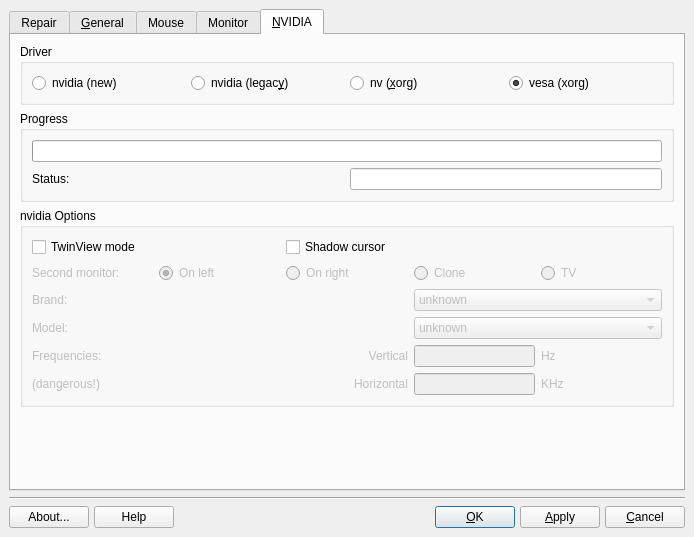
Above: meconfig.ui from MEPIS-Community/MEPIS-Xconfig before the change. Below: the same form after it.
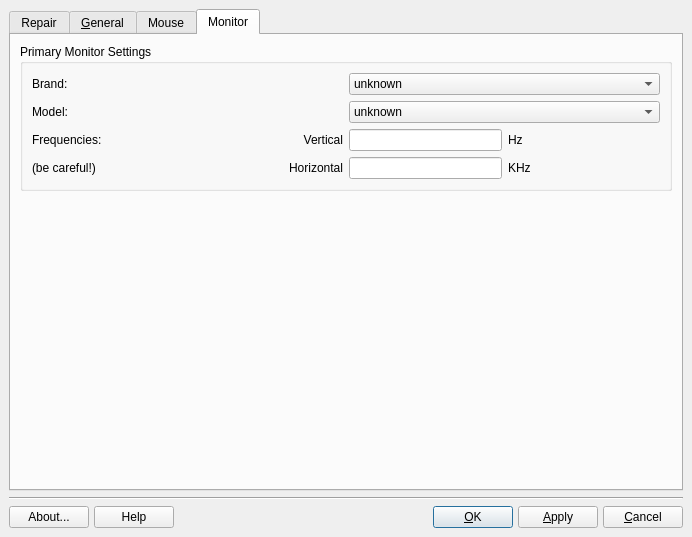
That is the form after the change. Icons and pictures are not drawn.

Commit message: Successfully removed nVidia tab from code: mconfig.cpp, mconfig.h and meconfig.ui

Patch:
```diff
--- a/meconfig.ui
+++ b/meconfig.ui
@@ -6,7 +6,7 @@
    <rect>
     <x>0</x>
     <y>0</y>
-    <width>694</width>
+    <width>692</width>
     <height>537</height>
    </rect>
   </property>
@@ -44,7 +44,7 @@
       </sizepolicy>
      </property>
      <property name="currentIndex">
-      <number>4</number>
+      <number>3</number>
      </property>
      <widget class="QWidget" name="repairTabPage">
       <attribute name="icon">
@@ -1096,1011 +1096,6 @@
        </item>
       </layout>
      </widget>
-     <widget class="QWidget" name="nvTabPage">
-      <attribute name="icon">
-       <iconset>
-        <normaloff>../../../../../../share/icons/nuvola_platin_me/16x16/apps/kdetv.png</normaloff>../../../../../../share/icons/nuvola_platin_me/16x16/apps/kdetv.png</iconset>
-      </attribute>
-      <attribute name="title">
-       <string>&amp;NVIDIA</string>
-      </attribute>
-      <attribute name="toolTip">
-       <string>NVIDIA only configs</string>
-      </attribute>
-      <layout class="QVBoxLayout">
-       <property name="spacing">
-        <number>6</number>
-       </property>
-       <property name="margin">
-        <number>9</number>
-       </property>
-       <item>
-        <widget class="QGroupBox" name="nvDriverGroupBox">
-         <property name="sizePolicy">
-          <sizepolicy hsizetype="MinimumExpanding" vsizetype="Minimum">
-           <horstretch>0</horstretch>
-           <verstretch>0</verstretch>
-          </sizepolicy>
-         </property>
-         <property name="title">
-          <string>Driver</string>
-         </property>
-         <layout class="QGridLayout">
-          <property name="margin">
-           <number>9</number>
-          </property>
-          <property name="spacing">
-           <number>6</number>
-          </property>
-          <item row="0" column="3">
-           <widget class="QRadioButton" name="nvVesaButton">
-            <property name="sizePolicy">
-             <sizepolicy hsizetype="MinimumExpanding" vsizetype="Minimum">
-              <horstretch>0</horstretch>
-              <verstretch>0</verstretch>
-             </sizepolicy>
-            </property>
-            <property name="toolTip">
-             <string>Select the xorg vesa driver</string>
-            </property>
-            <property name="text">
-             <string>vesa (xorg)</string>
-            </property>
-            <property name="checked">
-             <bool>true</bool>
-            </property>
-           </widget>
-          </item>
-          <item row="0" column="2">
-           <widget class="QRadioButton" name="nvButton">
-            <property name="sizePolicy">
-             <sizepolicy hsizetype="MinimumExpanding" vsizetype="Minimum">
-              <horstretch>0</horstretch>
-              <verstretch>0</verstretch>
-             </sizepolicy>
-            </property>
-            <property name="toolTip">
-             <string>Select the xorg nv driver</string>
-            </property>
-            <property name="text">
-             <string>nv (&amp;xorg)</string>
-            </property>
-            <property name="shortcut">
-             <string>Alt+X</string>
-            </property>
-            <property name="checked">
-             <bool>false</bool>
-            </property>
-           </widget>
-          </item>
-          <item row="0" column="1">
-           <widget class="QRadioButton" name="legacyButton">
-            <property name="sizePolicy">
-             <sizepolicy hsizetype="MinimumExpanding" vsizetype="Minimum">
-              <horstretch>0</horstretch>
-              <verstretch>0</verstretch>
-             </sizepolicy>
-            </property>
-            <property name="toolTip">
-             <string>Select an older nvidia driver</string>
-            </property>
-            <property name="text">
-             <string>nvidia (legac&amp;y)</string>
-            </property>
-            <property name="shortcut">
-             <string>Alt+Y</string>
-            </property>
-           </widget>
-          </item>
-          <item row="0" column="0">
-           <widget class="QRadioButton" name="nvidiaButton">
-            <property name="sizePolicy">
-             <sizepolicy hsizetype="MinimumExpanding" vsizetype="Minimum">
-              <horstretch>0</horstretch>
-              <verstretch>0</verstretch>
-             </sizepolicy>
-            </property>
-            <property name="toolTip">
-             <string>Select the newer nvidia driver</string>
-            </property>
-            <property name="text">
-             <string>nvidia (new)</string>
-            </property>
-            <property name="shortcut">
-             <string/>
-            </property>
-           </widget>
-          </item>
-         </layout>
-        </widget>
-       </item>
-       <item>
-        <widget class="QGroupBox" name="nvProgGroupBox">
-         <property name="sizePolicy">
-          <sizepolicy hsizetype="MinimumExpanding" vsizetype="Minimum">
-           <horstretch>0</horstretch>
-           <verstretch>0</verstretch>
-          </sizepolicy>
-         </property>
-         <property name="title">
-          <string>Progress</string>
-         </property>
-         <layout class="QGridLayout">
-          <property name="margin">
-           <number>9</number>
-          </property>
-          <property name="spacing">
-           <number>6</number>
-          </property>
-          <item row="1" column="1">
-           <widget class="QLineEdit" name="nvStatusEdit">
-            <property name="sizePolicy">
-             <sizepolicy hsizetype="MinimumExpanding" vsizetype="Minimum">
-              <horstretch>0</horstretch>
-              <verstretch>0</verstretch>
-             </sizepolicy>
-            </property>
-            <property name="acceptDrops">
-             <bool>false</bool>
-            </property>
-            <property name="toolTip">
-             <string>Status of the changes</string>
-            </property>
-            <property name="readOnly">
-             <bool>true</bool>
-            </property>
-           </widget>
-          </item>
-          <item row="1" column="0">
-           <widget class="QLabel" name="nvStatusLabel">
-            <property name="sizePolicy">
-             <sizepolicy hsizetype="MinimumExpanding" vsizetype="Minimum">
-              <horstretch>0</horstretch>
-              <verstretch>0</verstretch>
-             </sizepolicy>
-            </property>
-            <property name="toolTip">
-             <string>Status of the changes</string>
-            </property>
-            <property name="text">
-             <string>Status:</string>
-            </property>
-            <property name="wordWrap">
-             <bool>false</bool>
-            </property>
-           </widget>
-          </item>
-          <item row="0" column="0" colspan="2">
-           <widget class="QProgressBar" name="nvProgressBar">
-            <property name="sizePolicy">
-             <sizepolicy hsizetype="MinimumExpanding" vsizetype="Minimum">
-              <horstretch>0</horstretch>
-              <verstretch>0</verstretch>
-             </sizepolicy>
-            </property>
-            <property name="value">
-             <number>0</number>
-            </property>
-            <property name="textVisible">
-             <bool>false</bool>
-            </property>
-            <property name="orientation">
-             <enum>Qt::Horizontal</enum>
-            </property>
-           </widget>
-          </item>
-         </layout>
-        </widget>
-       </item>
-       <item>
-        <widget class="QGroupBox" name="nvGroupBox">
-         <property name="enabled">
-          <bool>true</bool>
-         </property>
-         <property name="sizePolicy">
-          <sizepolicy hsizetype="MinimumExpanding" vsizetype="Minimum">
-           <horstretch>0</horstretch>
-           <verstretch>0</verstretch>
-          </sizepolicy>
-         </property>
-         <property name="title">
-          <string>nvidia Options</string>
-         </property>
-         <layout class="QGridLayout">
-          <property name="margin">
-           <number>9</number>
-          </property>
-          <property name="spacing">
-           <number>6</number>
-          </property>
-          <item row="1" column="0">
-           <widget class="QLabel" name="mon2Label">
-            <property name="enabled">
-             <bool>false</bool>
-            </property>
-            <property name="sizePolicy">
-             <sizepolicy hsizetype="MinimumExpanding" vsizetype="Minimum">
-              <horstretch>0</horstretch>
-              <verstretch>0</verstretch>
-             </sizepolicy>
-            </property>
-            <property name="toolTip">
-             <string>Location of second monitor</string>
-            </property>
-            <property name="text">
-             <string>Second monitor:</string>
-            </property>
-            <property name="wordWrap">
-             <bool>false</bool>
-            </property>
-           </widget>
-          </item>
-          <item row="1" column="1">
-           <widget class="QRadioButton" name="leftButton">
-            <property name="enabled">
-             <bool>false</bool>
-            </property>
-            <property name="sizePolicy">
-             <sizepolicy hsizetype="MinimumExpanding" vsizetype="Minimum">
-              <horstretch>0</horstretch>
-              <verstretch>0</verstretch>
-             </sizepolicy>
-            </property>
-            <property name="toolTip">
-             <string>2nd on left</string>
-            </property>
-            <property name="text">
-             <string>On left</string>
-            </property>
-            <property name="checked">
-             <bool>true</bool>
-            </property>
-           </widget>
-          </item>
-          <item row="1" column="2">
-           <widget class="QRadioButton" name="rightButton">
-            <property name="enabled">
-             <bool>false</bool>
-            </property>
-            <property name="sizePolicy">
-             <sizepolicy hsizetype="MinimumExpanding" vsizetype="Minimum">
-              <horstretch>0</horstretch>
-              <verstretch>0</verstretch>
-             </sizepolicy>
-            </property>
-            <property name="toolTip">
-             <string>2nd on right</string>
-            </property>
-            <property name="text">
-             <string>On right</string>
-            </property>
-           </widget>
-          </item>
-          <item row="0" column="2" colspan="3">
-           <widget class="QCheckBox" name="shadowCheck">
-            <property name="enabled">
-             <bool>true</bool>
-            </property>
-            <property name="sizePolicy">
-             <sizepolicy hsizetype="MinimumExpanding" vsizetype="Minimum">
-              <horstretch>0</horstretch>
-              <verstretch>0</verstretch>
-             </sizepolicy>
-            </property>
-            <property name="toolTip">
-             <string>Enable nvidia shadow cursor</string>
-            </property>
-            <property name="text">
-             <string>Shadow cursor</string>
-            </property>
-           </widget>
-          </item>
-          <item row="0" column="0" colspan="2">
-           <widget class="QCheckBox" name="twinviewCheck">
-            <property name="enabled">
-             <bool>true</bool>
-            </property>
-            <property name="sizePolicy">
-             <sizepolicy hsizetype="MinimumExpanding" vsizetype="Minimum">
-              <horstretch>0</horstretch>
-              <verstretch>0</verstretch>
-             </sizepolicy>
-            </property>
-            <property name="toolTip">
-             <string>Enable nvidia twinview mode</string>
-            </property>
-            <property name="text">
-             <string>TwinView mode</string>
-            </property>
-           </widget>
-          </item>
-          <item row="5" column="2">
-           <widget class="QLabel" name="horiz2Label">
-            <property name="enabled">
-             <bool>false</bool>
-            </property>
-            <property name="sizePolicy">
-             <sizepolicy hsizetype="MinimumExpanding" vsizetype="Minimum">
-              <horstretch>0</horstretch>
-              <verstretch>0</verstretch>
-             </sizepolicy>
-            </property>
-            <property name="toolTip">
-             <string>Horizontal frequency</string>
-            </property>
-            <property name="text">
-             <string>Horizontal</string>
-            </property>
-            <property name="alignment">
-             <set>Qt::AlignRight|Qt::AlignTrailing|Qt::AlignVCenter</set>
-            </property>
-            <property name="wordWrap">
-             <bool>false</bool>
-            </property>
-           </widget>
-          </item>
-          <item row="4" column="2">
-           <widget class="QLabel" name="vert2Label">
-            <property name="enabled">
-             <bool>false</bool>
-            </property>
-            <property name="sizePolicy">
-             <sizepolicy hsizetype="MinimumExpanding" vsizetype="Minimum">
-              <horstretch>0</horstretch>
-              <verstretch>0</verstretch>
-             </sizepolicy>
-            </property>
-            <property name="toolTip">
-             <string>Vertical frequency</string>
-            </property>
-            <property name="text">
-             <string>Vertical</string>
-            </property>
-            <property name="alignment">
-             <set>Qt::AlignRight|Qt::AlignTrailing|Qt::AlignVCenter</set>
-            </property>
-            <property name="wordWrap">
-             <bool>false</bool>
-            </property>
-           </widget>
-          </item>
-          <item row="5" column="4">
-           <widget class="QLabel" name="khz2Label">
-            <property name="enabled">
-             <bool>false</bool>
-            </property>
-            <property name="sizePolicy">
-             <sizepolicy hsizetype="MinimumExpanding" vsizetype="Minimum">
-              <horstretch>0</horstretch>
-              <verstretch>0</verstretch>
-             </sizepolicy>
-            </property>
-            <property name="toolTip">
-             <string>Horizontal frequency</string>
-            </property>
-            <property name="text">
-             <string>KHz</string>
-            </property>
-            <property name="wordWrap">
-             <bool>false</bool>
-            </property>
-           </widget>
-          </item>
-          <item row="4" column="4">
-           <widget class="QLabel" name="hz2Label">
-            <property name="enabled">
-             <bool>false</bool>
-            </property>
-            <property name="sizePolicy">
-             <sizepolicy hsizetype="MinimumExpanding" vsizetype="Minimum">
-              <horstretch>0</horstretch>
-              <verstretch>0</verstretch>
-             </sizepolicy>
-            </property>
-            <property name="toolTip">
-             <string>Vertical frequency</string>
-            </property>
-            <property name="text">
-             <string>Hz</string>
-            </property>
-            <property name="wordWrap">
-             <bool>false</bool>
-            </property>
-           </widget>
-          </item>
-          <item row="5" column="3">
-           <widget class="QLineEdit" name="horiz2Edit">
-            <property name="enabled">
-             <bool>false</bool>
-            </property>
-            <property name="sizePolicy">
-             <sizepolicy hsizetype="MinimumExpanding" vsizetype="Minimum">
-              <horstretch>0</horstretch>
-              <verstretch>0</verstretch>
-             </sizepolicy>
-            </property>
-            <property name="toolTip">
-             <string>Set the horizontal requency</string>
-            </property>
-            <property name="alignment">
-             <set>Qt::AlignRight</set>
-            </property>
-           </widget>
-          </item>
-          <item row="4" column="3">
-           <widget class="QLineEdit" name="vert2Edit">
-            <property name="enabled">
-             <bool>false</bool>
-            </property>
-            <property name="sizePolicy">
-             <sizepolicy hsizetype="MinimumExpanding" vsizetype="Minimum">
-              <horstretch>0</horstretch>
-              <verstretch>0</verstretch>
-             </sizepolicy>
-            </property>
-            <property name="toolTip">
-             <string>Set the vertical frequency</string>
-            </property>
-            <property name="alignment">
-             <set>Qt::AlignRight</set>
-            </property>
-           </widget>
-          </item>
-          <item row="5" column="0" colspan="2">
-           <widget class="QLabel" name="danger2Label">
-            <property name="enabled">
-             <bool>false</bool>
-            </property>
-            <property name="sizePolicy">
-             <sizepolicy hsizetype="MinimumExpanding" vsizetype="Minimum">
-              <horstretch>0</horstretch>
-              <verstretch>0</verstretch>
-             </sizepolicy>
-            </property>
-            <property name="font">
-             <font/>
-            </property>
-            <property name="toolTip">
-             <string>Wrong settings can damage the 2nd monitor</string>
-            </property>
-            <property name="text">
-             <string>(dangerous!)</string>
-            </property>
-            <property name="wordWrap">
-             <bool>false</bool>
-            </property>
-           </widget>
-          </item>
-          <item row="4" column="0" colspan="2">
-           <widget class="QLabel" name="freq2Label">
-            <property name="enabled">
-             <bool>false</bool>
-            </property>
-            <property name="sizePolicy">
-             <sizepolicy hsizetype="MinimumExpanding" vsizetype="Minimum">
-              <horstretch>0</horstretch>
-              <verstretch>0</verstretch>
-             </sizepolicy>
-            </property>
-            <property name="font">
-             <font/>
-            </property>
-            <property name="toolTip">
-             <string>2nd monitor frequencies</string>
-            </property>
-            <property name="text">
-             <string>Frequencies:</string>
-            </property>
-            <property name="wordWrap">
-             <bool>false</bool>
-            </property>
-           </widget>
-          </item>
-          <item row="3" column="3" colspan="2">
-           <widget class="QComboBox" name="model2Combo">
-            <property name="enabled">
-             <bool>false</bool>
-            </property>
-            <property name="sizePolicy">
-             <sizepolicy hsizetype="MinimumExpanding" vsizetype="Minimum">
-              <horstretch>0</horstretch>
-              <verstretch>0</verstretch>
-             </sizepolicy>
-            </property>
-            <property name="toolTip">
-             <string>Select model of 2nd monitor</string>
-            </property>
-            <item>
-             <property name="text">
-              <string>unknown</string>
-             </property>
-            </item>
-           </widget>
-          </item>
-          <item row="3" column="0" colspan="3">
-           <widget class="QLabel" name="model2Label">
-            <property name="enabled">
-             <bool>false</bool>
-            </property>
-            <property name="sizePolicy">
-             <sizepolicy hsizetype="MinimumExpanding" vsizetype="Minimum">
-              <horstretch>0</horstretch>
-              <verstretch>0</verstretch>
-             </sizepolicy>
-            </property>
-            <property name="font">
-             <font/>
-            </property>
-            <property name="toolTip">
-             <string>Model of 2nd monitor</string>
-            </property>
-            <property name="text">
-             <string>Model:</string>
-            </property>
-            <property name="wordWrap">
-             <bool>false</bool>
-            </property>
-           </widget>
-          </item>
-          <item row="2" column="3" colspan="2">
-           <widget class="QComboBox" name="brand2Combo">
-            <property name="enabled">
-             <bool>false</bool>
-            </property>
-            <property name="sizePolicy">
-             <sizepolicy hsizetype="MinimumExpanding" vsizetype="Minimum">
-              <horstretch>0</horstretch>
-              <verstretch>0</verstretch>
-             </sizepolicy>
-            </property>
-            <property name="toolTip">
-             <string>Select brand of 2nd monitor</string>
-            </property>
-            <item>
-             <property name="text">
-              <string>unknown</string>
-             </property>
-            </item>
-            <item>
-             <property name="text">
-              <string>Acer</string>
-             </property>
-            </item>
-            <item>
-             <property name="text">
-              <string>Action Systems</string>
-             </property>
-            </item>
-            <item>
-             <property name="text">
-              <string>ADI</string>
-             </property>
-            </item>
-            <item>
-             <property name="text">
-              <string>AOC</string>
-             </property>
-            </item>
-            <item>
-             <property name="text">
-              <string>AST</string>
-             </property>
-            </item>
-            <item>
-             <property name="text">
-              <string>AT&amp;T</string>
-             </property>
-            </item>
-            <item>
-             <property name="text">
-              <string>Compal</string>
-             </property>
-            </item>
-            <item>
-             <property name="text">
-              <string>Compaq</string>
-             </property>
-            </item>
-            <item>
-             <property name="text">
-              <string>Conrac</string>
-             </property>
-            </item>
-            <item>
-             <property name="text">
-              <string>Cordata</string>
-             </property>
-            </item>
-            <item>
-             <property name="text">
-              <string>Cornerstone</string>
-             </property>
-            </item>
-            <item>
-             <property name="text">
-              <string>CTX</string>
-             </property>
-            </item>
-            <item>
-             <property name="text">
-              <string>Daewoo</string>
-             </property>
-            </item>
-            <item>
-             <property name="text">
-              <string>Daytek</string>
-             </property>
-            </item>
-            <item>
-             <property name="text">
-              <string>Dell</string>
-             </property>
-            </item>
-            <item>
-             <property name="text">
-              <string>Delta</string>
-             </property>
-            </item>
-            <item>
-             <property name="text">
-              <string>Digital</string>
-             </property>
-            </item>
-            <item>
-             <property name="text">
-              <string>Eizo</string>
-             </property>
-            </item>
-            <item>
-             <property name="text">
-              <string>Elitegroup</string>
-             </property>
-            </item>
-            <item>
-             <property name="text">
-              <string>Epson</string>
-             </property>
-            </item>
-            <item>
-             <property name="text">
-              <string>Fujitsu</string>
-             </property>
-            </item>
-            <item>
-             <property name="text">
-              <string>Gateway</string>
-             </property>
-            </item>
-            <item>
-             <property name="text">
-              <string>Generic LCD</string>
-             </property>
-            </item>
-            <item>
-             <property name="text">
-              <string>Generic CRT</string>
-             </property>
-            </item>
-            <item>
-             <property name="text">
-              <string>Goldstar</string>
-             </property>
-            </item>
-            <item>
-             <property name="text">
-              <string>GoldStar</string>
-             </property>
-            </item>
-            <item>
-             <property name="text">
-              <string>Hansol Electronics</string>
-             </property>
-            </item>
-            <item>
-             <property name="text">
-              <string>Hewlett-Packard</string>
-             </property>
-            </item>
-            <item>
-             <property name="text">
-              <string>Hitachi</string>
-             </property>
-            </item>
-            <item>
-             <property name="text">
-              <string>Hyundai</string>
-             </property>
-            </item>
-            <item>
-             <property name="text">
-              <string>IBM</string>
-             </property>
-            </item>
-            <item>
-             <property name="text">
-              <string>ICL</string>
-             </property>
-            </item>
-            <item>
-             <property name="text">
-              <string>Iiyama</string>
-             </property>
-            </item>
-            <item>
-             <property name="text">
-              <string>Ikegami</string>
-             </property>
-            </item>
-            <item>
-             <property name="text">
-              <string>Impression</string>
-             </property>
-            </item>
-            <item>
-             <property name="text">
-              <string>KFC</string>
-             </property>
-            </item>
-            <item>
-             <property name="text">
-              <string>KDS</string>
-             </property>
-            </item>
-            <item>
-             <property name="text">
-              <string>LG</string>
-             </property>
-            </item>
-            <item>
-             <property name="text">
-              <string>Lite-On</string>
-             </property>
-            </item>
-            <item>
-             <property name="text">
-              <string>Logitec</string>
-             </property>
-            </item>
-            <item>
-             <property name="text">
-              <string>Magnavox</string>
-             </property>
-            </item>
-            <item>
-             <property name="text">
-              <string>MAG</string>
-             </property>
-            </item>
-            <item>
-             <property name="text">
-              <string>Microvitec</string>
-             </property>
-            </item>
-            <item>
-             <property name="text">
-              <string>Miro</string>
-             </property>
-            </item>
-            <item>
-             <property name="text">
-              <string>MiTAC</string>
-             </property>
-            </item>
-            <item>
-             <property name="text">
-              <string>Mitsubishi</string>
-             </property>
-            </item>
-            <item>
-             <property name="text">
-              <string>Nanao</string>
-             </property>
-            </item>
-            <item>
-             <property name="text">
-              <string>NEC</string>
-             </property>
-            </item>
-            <item>
-             <property name="text">
-              <string>Nissei Sangyo</string>
-             </property>
-            </item>
-            <item>
-             <property name="text">
-              <string>Nokia</string>
-             </property>
-            </item>
-            <item>
-             <property name="text">
-              <string>Olivetti</string>
-             </property>
-            </item>
-            <item>
-             <property name="text">
-              <string>Optiquest</string>
-             </property>
-            </item>
-            <item>
-             <property name="text">
-              <string>Packard Bell</string>
-             </property>
-            </item>
-            <item>
-             <property name="text">
-              <string>Panasonic</string>
-             </property>
-            </item>
-            <item>
-             <property name="text">
-              <string>Philips</string>
-             </property>
-            </item>
-            <item>
-             <property name="text">
-              <string>Princeton</string>
-             </property>
-            </item>
-            <item>
-             <property name="text">
-              <string>Relisys</string>
-             </property>
-            </item>
-            <item>
-             <property name="text">
-              <string>Royal Information Company</string>
-             </property>
-            </item>
-            <item>
-             <property name="text">
-              <string>Sampo</string>
-             </property>
-            </item>
-            <item>
-             <property name="text">
-              <string>Samsung</string>
-             </property>
-            </item>
-            <item>
-             <property name="text">
-              <string>Samtron</string>
-             </property>
-            </item>
-            <item>
-             <property name="text">
-              <string>SGI</string>
-             </property>
-            </item>
-            <item>
-             <property name="text">
-              <string>Smile</string>
-             </property>
-            </item>
-            <item>
-             <property name="text">
-              <string>Sony</string>
-             </property>
-            </item>
-            <item>
-             <property name="text">
-              <string>Tatung</string>
-             </property>
-            </item>
-            <item>
-             <property name="text">
-              <string>Taxan</string>
-             </property>
-            </item>
-            <item>
-             <property name="text">
-              <string>TECO</string>
-             </property>
-            </item>
-            <item>
-             <property name="text">
-              <string>Toshiba</string>
-             </property>
-            </item>
-            <item>
-             <property name="text">
-              <string>TVM</string>
-             </property>
-            </item>
-            <item>
-             <property name="text">
-              <string>Unisys</string>
-             </property>
-            </item>
-            <item>
-             <property name="text">
-              <string>ViewSonic</string>
-             </property>
-            </item>
-            <item>
-             <property name="text">
-              <string>Zenith</string>
-             </property>
-            </item>
-           </widget>
-          </item>
-          <item row="1" column="3">
-           <widget class="QRadioButton" name="cloneButton">
-            <property name="enabled">
-             <bool>false</bool>
-            </property>
-            <property name="sizePolicy">
-             <sizepolicy hsizetype="MinimumExpanding" vsizetype="Minimum">
-              <horstretch>0</horstretch>
-              <verstretch>0</verstretch>
-             </sizepolicy>
-            </property>
-            <property name="toolTip">
-             <string>2nd same as first</string>
-            </property>
-            <property name="text">
-             <string>Clone</string>
-            </property>
-           </widget>
-          </item>
-          <item row="1" column="4">
-           <widget class="QRadioButton" name="tvButton">
-            <property name="enabled">
-             <bool>false</bool>
-            </property>
-            <property name="sizePolicy">
-             <sizepolicy hsizetype="MinimumExpanding" vsizetype="Minimum">
-              <horstretch>0</horstretch>
-              <verstretch>0</verstretch>
-             </sizepolicy>
-            </property>
-            <property name="toolTip">
-             <string>2nd is a TV</string>
-            </property>
-            <property name="text">
-             <string>TV</string>
-            </property>
-           </widget>
-          </item>
-          <item row="2" column="0" colspan="3">
-           <widget class="QLabel" name="brand2Label">
-            <property name="enabled">
-             <bool>false</bool>
-            </property>
-            <property name="sizePolicy">
-             <sizepolicy hsizetype="MinimumExpanding" vsizetype="Minimum">
-              <horstretch>0</horstretch>
-              <verstretch>0</verstretch>
-             </sizepolicy>
-            </property>
-            <property name="toolTip">
-             <string>Brand of 2nd monitor</string>
-            </property>
-            <property name="text">
-             <string>Brand:</string>
-            </property>
-            <property name="wordWrap">
-             <bool>false</bool>
-            </property>
-           </widget>
-          </item>
-         </layout>
-        </widget>
-       </item>
-       <item>
-        <spacer>
-         <property name="orientation">
-          <enum>Qt::Vertical</enum>
-         </property>
-         <property name="sizeHint" stdset="0">
-          <size>
-           <width>20</width>
-           <height>21</height>
-          </size>
-         </property>
-        </spacer>
-       </item>
-      </layout>
-     </widget>
     </widget>
    </item>
    <item>
```
Left out of the diff: 290 changed lines with no effect on the pictures. The commit also changes 3 other files.
